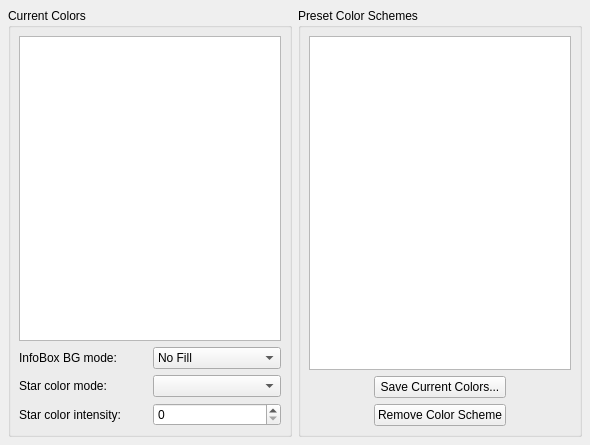
Qt form kstars/options/opscolors.ui (KDE/kstars) before a commit.
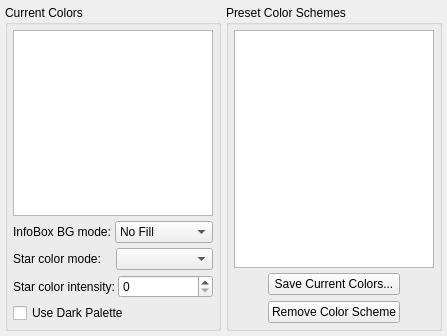
The same form after that commit.

Commit message:
Update color schemes to properly account for Dark Palette option. It was only enabled for night vision scheme, but if a user customizes the night vision scheme and saves it as a new scheme then dark palette is no longer used because it was hard-coded to night vision scheme only. Now it is a separate option that is saved to both config and color scheme files. Please test.
CCMAIL:kstars-devel@kde.org

Patch:
```diff
--- a/kstars/options/opscolors.ui
+++ b/kstars/options/opscolors.ui
@@ -6,16 +6,25 @@
    <rect>
     <x>0</x>
     <y>0</y>
-    <width>590</width>
-    <height>445</height>
+    <width>447</width>
+    <height>336</height>
    </rect>
   </property>
   <layout class="QHBoxLayout">
    <property name="spacing">
-    <number>6</number>
+    <number>5</number>
    </property>
-   <property name="margin">
-    <number>8</number>
+   <property name="leftMargin">
+    <number>5</number>
+   </property>
+   <property name="topMargin">
+    <number>5</number>
+   </property>
+   <property name="rightMargin">
+    <number>5</number>
+   </property>
+   <property name="bottomMargin">
+    <number>5</number>
    </property>
    <item>
     <widget class="QGroupBox" name="groupBox">
@@ -24,10 +33,19 @@
      </property>
      <layout class="QVBoxLayout">
       <property name="spacing">
-       <number>6</number>
+       <number>5</number>
       </property>
-      <property name="margin">
-       <number>8</number>
+      <property name="leftMargin">
+       <number>5</number>
+      </property>
+      <property name="topMargin">
+       <number>5</number>
+      </property>
+      <property name="rightMargin">
+       <number>5</number>
+      </property>
+      <property name="bottomMargin">
+       <number>5</number>
       </property>
       <item>
        <widget class="QListWidget" name="ColorPalette">
@@ -42,7 +60,7 @@
       <item>
        <layout class="QHBoxLayout">
         <property name="spacing">
-         <number>6</number>
+         <number>3</number>
         </property>
         <property name="margin">
          <number>0</number>
@@ -108,7 +126,7 @@
       <item>
        <layout class="QHBoxLayout">
         <property name="spacing">
-         <number>6</number>
+         <number>3</number>
         </property>
         <property name="margin">
          <number>0</number>
@@ -132,6 +150,13 @@
         </item>
        </layout>
       </item>
+      <item>
+       <widget class="QCheckBox" name="kcfg_DarkAppColors">
+        <property name="text">
+         <string>Use Dark Palette</string>
+        </property>
+       </widget>
+      </item>
      </layout>
     </widget>
    </item>
@@ -142,10 +167,19 @@
      </property>
      <layout class="QVBoxLayout">
       <property name="spacing">
-       <number>6</number>
+       <number>5</number>
       </property>
-      <property name="margin">
-       <number>8</number>
+      <property name="leftMargin">
+       <number>5</number>
+      </property>
+      <property name="topMargin">
+       <number>5</number>
+      </property>
+      <property name="rightMargin">
+       <number>5</number>
+      </property>
+      <property name="bottomMargin">
+       <number>5</number>
       </property>
       <item>
        <widget class="QListWidget" name="PresetBox">
```
Left out of the diff: 44 changed lines with no effect on the pictures. The commit also changes 9 other files.
